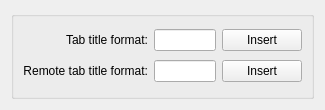
Above: src/RenameTabsDialog.ui from KDE/konsole before the change. Below: the same form after it.
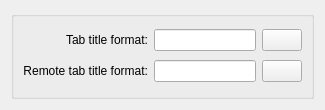
That is the form after the change. Custom widgets are drawn as their Qt base class.

Commit message:
Change TabTitleFormatAction(a QAction) into TabTitleFormatButton(a QPushButton)
This reduces:

   * The duplicated code for setting up that push button
   * The duplicate entries in ui files for the Text and ToolTip

Note: there are still quite some duplicate between RenameTabsDialog and
EditProfileDialog. Maybe it is good idea to create a customized widget
EditTabTitleWidget to reduce the duplicate

Diff of the .ui file:
```diff
--- a/src/RenameTabsDialog.ui
+++ b/src/RenameTabsDialog.ui
@@ -38,13 +38,7 @@
        </widget>
       </item>
       <item row="0" column="2">
-       <widget class="QPushButton" name="tabTitleEditButton">
-        <property name="toolTip">
-         <string>Edit normal tab title format</string>
-        </property>
-        <property name="text">
-         <string>Insert</string>
-        </property>
+       <widget class="Konsole::TabTitleFormatButton" name="tabTitleFormatButton">
        </widget>
       </item>
       <item row="1" column="0">
@@ -65,13 +59,7 @@
        </widget>
       </item>
       <item row="1" column="2">
-       <widget class="QPushButton" name="remoteTabTitleEditButton">
-        <property name="toolTip">
-         <string>Edit tab title format used when executing remote commands</string>
-        </property>
-        <property name="text">
-         <string>Insert</string>
-        </property>
+       <widget class="Konsole::TabTitleFormatButton" name="remoteTabTitleFormatButton">
        </widget>
       </item>
      </layout>
@@ -85,6 +73,11 @@
    <extends>QLineEdit</extends>
    <header>klineedit.h</header>
   </customwidget>
+  <customwidget>
+   <class>Konsole::TabTitleFormatButton</class>
+   <extends>QPushButton</extends>
+   <header>TabTitleFormatButton.h</header>
+  </customwidget>
  </customwidgets>
  <resources/>
  <connections/>
```
The commit also changes 6 other files.
